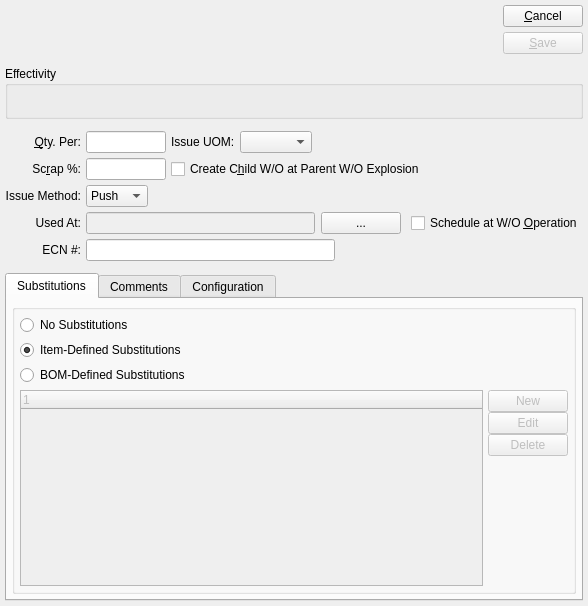
Pegasus-RPG/xtuple-client, file guiclient/bomItem.ui: the form before one commit.
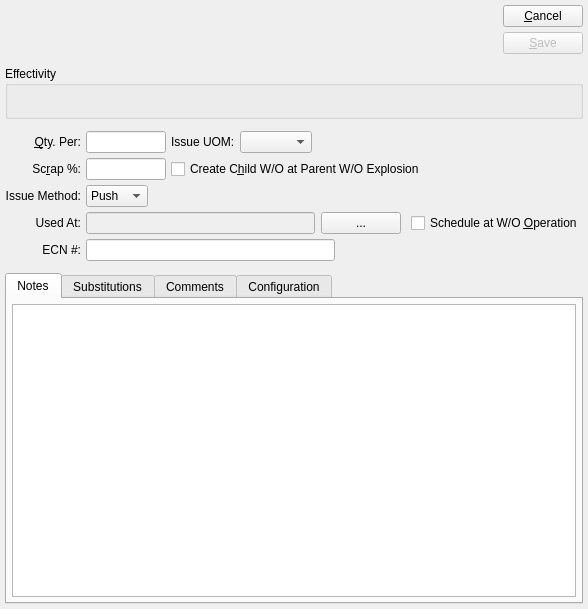
The form after the commit. Custom widgets are drawn as their Qt base class.

Commit message: Issue #7258 Added notes tab to the bomItem screen.

What changed in the file:
```diff
--- a/guiclient/bomItem.ui
+++ b/guiclient/bomItem.ui
@@ -6,7 +6,7 @@
     <x>0</x>
     <y>0</y>
     <width>588</width>
-    <height>606</height>
+    <height>609</height>
    </rect>
   </property>
   <property name="windowTitle" >
@@ -466,6 +466,23 @@
        <property name="currentIndex" >
         <number>0</number>
        </property>
+       <widget class="QWidget" name="tab" >
+        <attribute name="title" >
+         <string>Notes</string>
+        </attribute>
+        <layout class="QGridLayout" >
+         <item row="0" column="0" >
+          <widget class="QTextEdit" name="_notes" >
+           <property name="sizePolicy" >
+            <sizepolicy vsizetype="Expanding" hsizetype="Expanding" >
+             <horstretch>0</horstretch>
+             <verstretch>3</verstretch>
+            </sizepolicy>
+           </property>
+          </widget>
+         </item>
+        </layout>
+       </widget>
        <widget class="QWidget" name="_substitutionsTab" >
         <attribute name="title" >
          <string>Substitutions</string>
```
The commit also changes 1 other file.
